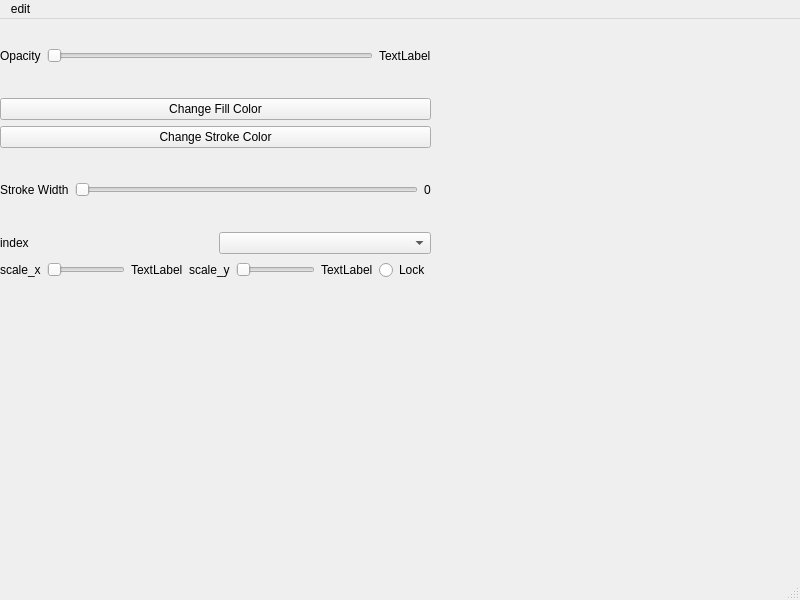
The window that mainwindow.ui (CTouch/OOP) describes before a commit, drawn with Qt 5.
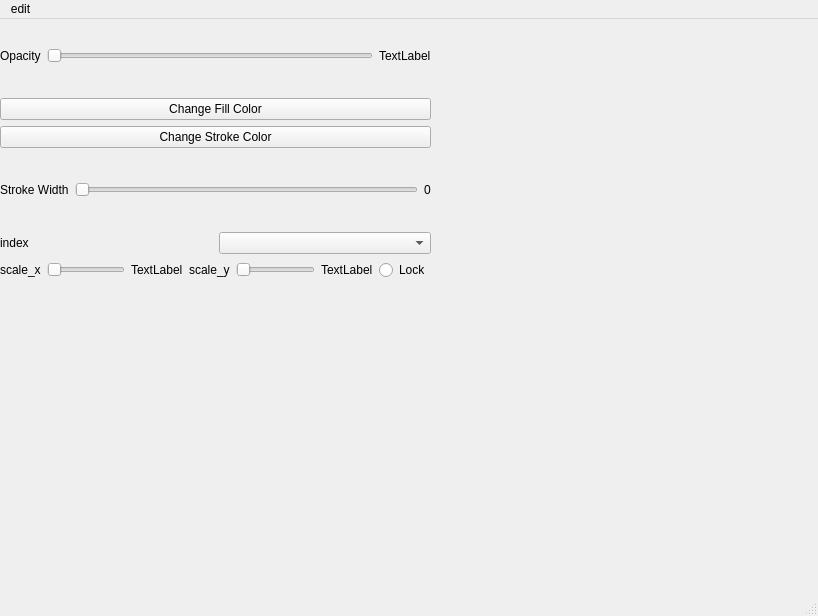
The same window after the commit.

Patch:
```diff
--- a/mainwindow.ui
+++ b/mainwindow.ui
@@ -6,8 +6,8 @@
    <rect>
     <x>0</x>
     <y>0</y>
-    <width>800</width>
-    <height>600</height>
+    <width>818</width>
+    <height>616</height>
    </rect>
   </property>
   <property name="windowTitle">
@@ -171,7 +171,7 @@
     <rect>
      <x>0</x>
      <y>0</y>
-     <width>800</width>
+     <width>818</width>
      <height>22</height>
     </rect>
    </property>
```
